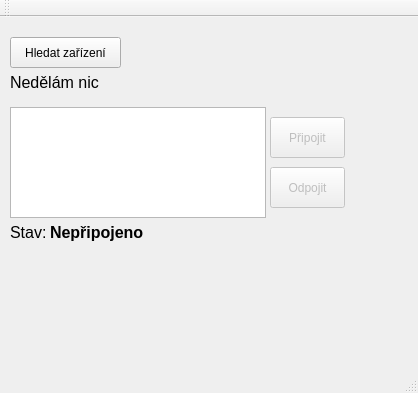
Before: the Qt Designer form src/desktop/StartOkno/startovaciokno/mainwindow.ui in vairad/zcu-zswi, drawn with Qt 5.
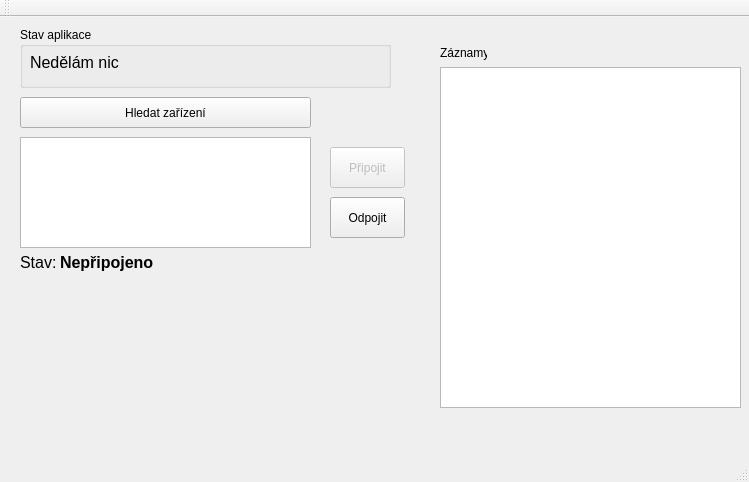
After: the same form once the commit is applied.

Commit message: Aplikace umí navázat spojení s vybraným zařízením. Obsahuje smyčku pro čtení příchozích dat. Neumí ještě data odesílat.

The edit to the form file:
```diff
--- a/src/desktop/StartOkno/startovaciokno/mainwindow.ui
+++ b/src/desktop/StartOkno/startovaciokno/mainwindow.ui
@@ -6,8 +6,8 @@
    <rect>
     <x>0</x>
     <y>0</y>
-    <width>418</width>
-    <height>393</height>
+    <width>749</width>
+    <height>482</height>
    </rect>
   </property>
   <property name="windowTitle">
@@ -17,39 +17,21 @@
    <widget class="QListView" name="listView">
     <property name="geometry">
      <rect>
-      <x>10</x>
-      <y>90</y>
-      <width>256</width>
+      <x>20</x>
+      <y>120</y>
+      <width>291</width>
       <height>111</height>
      </rect>
     </property>
    </widget>
-   <widget class="QLabel" name="popisekStav">
-    <property name="geometry">
-     <rect>
-      <x>10</x>
-      <y>50</y>
-      <width>371</width>
-      <height>31</height>
-     </rect>
-    </property>
-    <property name="font">
-     <font>
-      <pointsize>12</pointsize>
-     </font>
-    </property>
-    <property name="text">
-     <string>Nedělám nic</string>
-    </property>
-   </widget>
    <widget class="QPushButton" name="tlacitkoPripojit">
     <property name="enabled">
      <bool>false</bool>
     </property>
     <property name="geometry">
      <rect>
-      <x>270</x>
-      <y>100</y>
+      <x>330</x>
+      <y>130</y>
       <width>75</width>
       <height>41</height>
      </rect>
@@ -60,12 +42,12 @@
    </widget>
    <widget class="QPushButton" name="tlacitkoOdpojit">
     <property name="enabled">
-     <bool>false</bool>
+     <bool>true</bool>
     </property>
     <property name="geometry">
      <rect>
-      <x>270</x>
-      <y>150</y>
+      <x>330</x>
+      <y>180</y>
       <width>75</width>
       <height>41</height>
      </rect>
@@ -77,8 +59,8 @@
    <widget class="QLabel" name="label_2">
     <property name="geometry">
      <rect>
-      <x>10</x>
-      <y>200</y>
+      <x>20</x>
+      <y>230</y>
       <width>41</width>
       <height>31</height>
      </rect>
@@ -95,9 +77,9 @@
    <widget class="QLabel" name="popisekStavSpojeni">
     <property name="geometry">
      <rect>
-      <x>50</x>
-      <y>200</y>
-      <width>101</width>
+      <x>60</x>
+      <y>230</y>
+      <width>341</width>
       <height>31</height>
      </rect>
     </property>
@@ -115,9 +97,9 @@
    <widget class="QPushButton" name="tlacitkoHledejZarizeni">
     <property name="geometry">
      <rect>
-      <x>10</x>
-      <y>20</y>
-      <width>111</width>
+      <x>20</x>
+      <y>80</y>
+      <width>291</width>
       <height>31</height>
      </rect>
     </property>
@@ -125,6 +107,60 @@
      <string>Hledat zařízení</string>
     </property>
    </widget>
+   <widget class="QGroupBox" name="groupBox">
+    <property name="geometry">
+     <rect>
+      <x>20</x>
+      <y>10</y>
+      <width>371</width>
+      <height>61</height>
+     </rect>
+    </property>
+    <property name="title">
+     <string>Stav aplikace</string>
+    </property>
+    <widget class="QLabel" name="popisekStav">
+     <property name="geometry">
+      <rect>
+       <x>10</x>
+       <y>20</y>
+       <width>351</width>
+       <height>31</height>
+      </rect>
+     </property>
+     <property name="font">
+      <font>
+       <pointsize>12</pointsize>
+      </font>
+     </property>
+     <property name="text">
+      <string>Nedělám nic</string>
+     </property>
+    </widget>
+   </widget>
+   <widget class="QTextEdit" name="poleLog">
+    <property name="geometry">
+     <rect>
+      <x>440</x>
+      <y>50</y>
+      <width>301</width>
+      <height>341</height>
+     </rect>
+    </property>
+   </widget>
+   <widget class="QLabel" name="label">
+    <property name="geometry">
+     <rect>
+      <x>440</x>
+      <y>20</y>
+      <width>47</width>
+      <height>31</height>
+     </rect>
+    </property>
+    <property name="text">
+     <string>Záznamy:</string>
+    </property>
+   </widget>
   </widget>
   <widget class="QMenuBar" name="menuBar">
    <property name="geometry">
```
Left out of the diff: 2 changed lines with no effect on the pictures. The commit also changes 4 other files.
